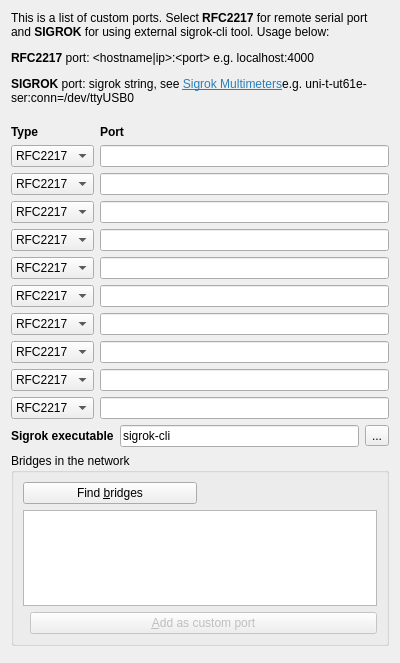
Above: src/ui/forms/uiportsprefs.ui from redPanther/QtDMM before the change. Below: the same form after it.
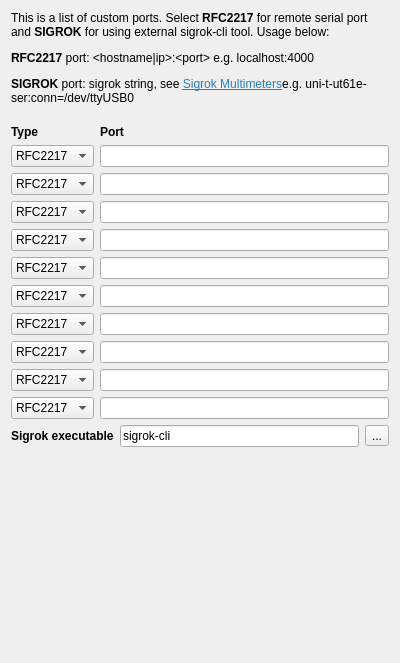
That is the form after the change. Custom widgets are drawn as their Qt base class.

Commit message:
Add device: page 2 for the network with the bridge search
Network now searches like a cable and Bluetooth: BridgeDiscoverer lists
the qtdmm-bridge ports announced by mDNS, a card fills the port field,
host:port can be typed in (RFC2217 is added). The group "Bridges in the
network" on the Special ports page is gone, and with the network's port
field on page 3 DeviceSettings::setPortEditable().

```diff
--- a/src/ui/forms/uiportsprefs.ui
+++ b/src/ui/forms/uiportsprefs.ui
@@ -394,73 +394,6 @@
      </item>
     </layout>
    </item>
-   <item>
-    <widget class="QGroupBox" name="ui_bridgeGroup">
-     <property name="title">
-      <string>Bridges in the network</string>
-     </property>
-     <layout class="QVBoxLayout" name="verticalLayout_bridges">
-      <item>
-       <layout class="QHBoxLayout" name="horizontalLayout_bridges">
-        <item>
-         <widget class="QPushButton" name="ui_bridgeSearch">
-          <property name="text">
-           <string>Find &amp;bridges</string>
-          </property>
-          <property name="whatsThis">
-           <string>Looks for qtdmm-bridge instances announcing themselves by mDNS in the local network and lists their ports.</string>
-          </property>
-         </widget>
-        </item>
-        <item>
-         <widget class="QLabel" name="ui_bridgeHint">
-          <property name="text">
-           <string notr="true"/>
-          </property>
-          <property name="wordWrap">
-           <bool>true</bool>
-          </property>
-         </widget>
-        </item>
-       </layout>
-      </item>
-      <item>
-       <widget class="QListWidget" name="ui_bridgeList">
-        <property name="whatsThis">
-         <string>Ports the bridges serve. Double-click one, or select it and press Add, to put it into the next free custom port line as an RFC2217 entry.</string>
-        </property>
-        <property name="maximumSize">
-         <size>
-          <width>16777215</width>
-          <height>110</height>
-         </size>
-        </property>
-       </widget>
-      </item>
-      <item>
-       <layout class="QHBoxLayout" name="horizontalLayout_bridgeAdd">
-        <item>
-         <spacer name="spacer_bridgeAdd">
-          <property name="orientation">
-           <enum>Qt::Horizontal</enum>
-          </property>
-         </spacer>
-        </item>
-        <item>
-         <widget class="QPushButton" name="ui_bridgeAdd">
-          <property name="text">
-           <string>&amp;Add as custom port</string>
-          </property>
-          <property name="enabled">
-           <bool>false</bool>
-          </property>
-         </widget>
-        </item>
-       </layout>
-      </item>
-     </layout>
-    </widget>
-   </item>
    <item>
     <spacer name="Spacer1_8">
      <property name="orientation">
```
The commit also changes 14 other files.
